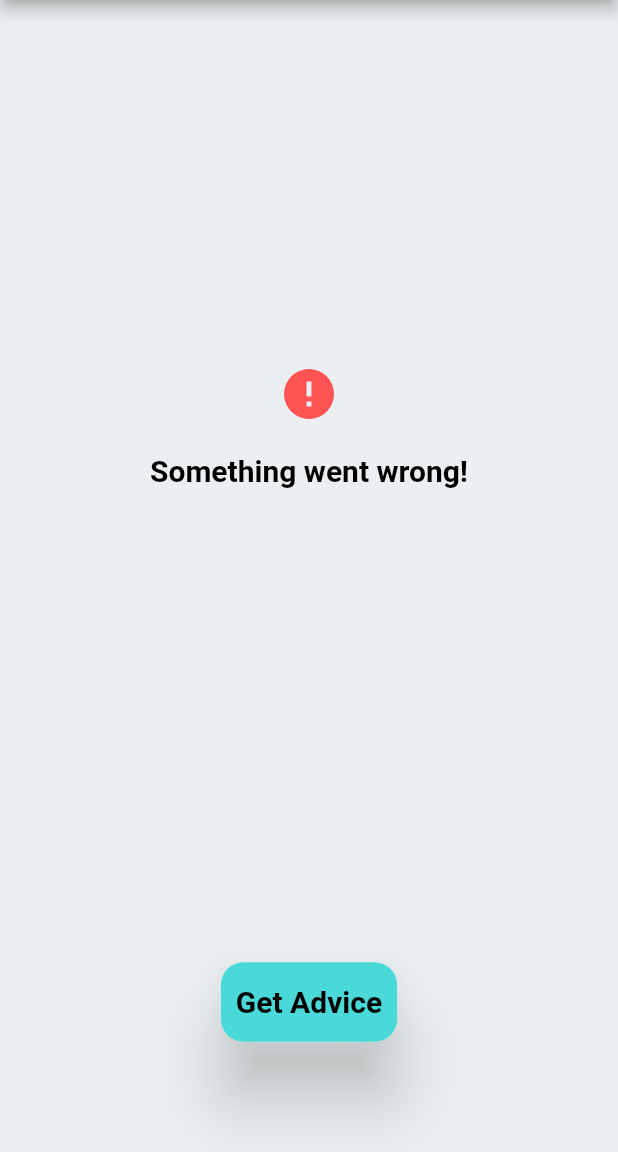
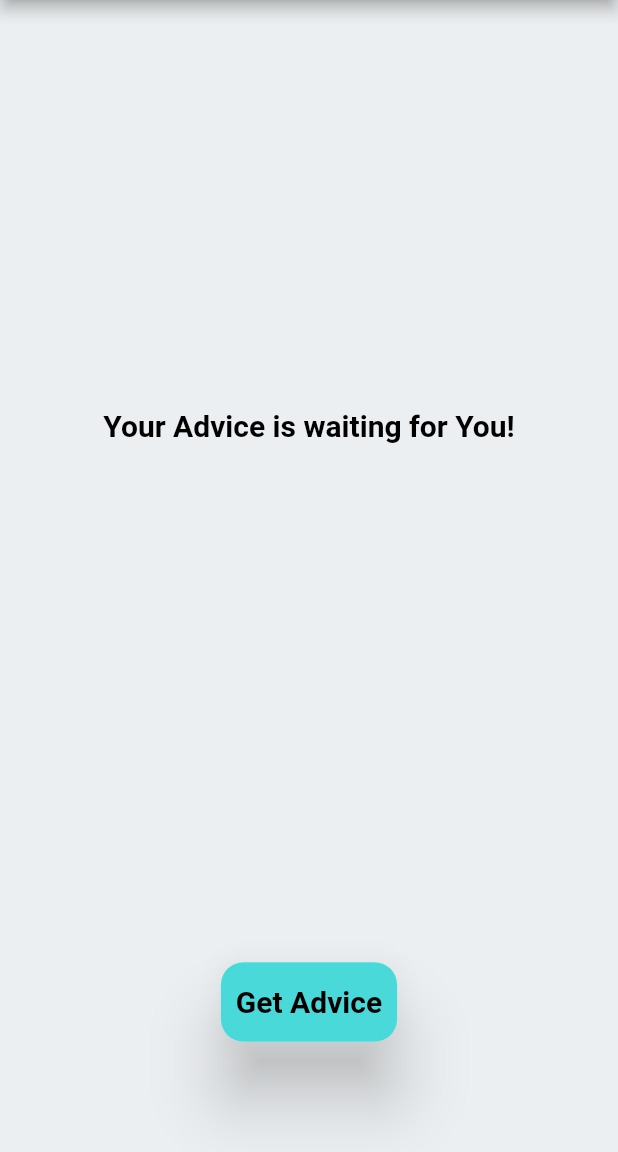
Before and after one commit to sipamungkas/flutter_advicer_get_an_advice, a Flutter app: the screen it shows after launch, on a phone screen of 412 x 824 dp, the part 84-1236 px from its top. Run offline on Flutter 3.47's test engine with Material 2 defaults, Android fonts, the phone set to English and light mode, and no system bars; our stand-ins replace flutter_bloc; Roboto replaces fonts that are missing (Rubik).

Commit message:
feat: add provider bloc wrapper and integration to advice page

```diff
--- a/lib/application/pages/advice/advice_page.dart
+++ b/lib/application/pages/advice/advice_page.dart
@@ -1,9 +1,23 @@
 import 'package:advicer/application/core/services/theme_service.dart';
+import 'package:advicer/application/pages/advice/bloc/advice_bloc.dart';
 import 'package:advicer/application/pages/advice/widgets/advice_field.dart';
 import 'package:advicer/application/pages/advice/widgets/custom_button.dart';
 import 'package:advicer/application/pages/advice/widgets/error_message.dart';
 import 'package:flutter/material.dart';
 import 'package:provider/provider.dart';
+import 'package:flutter_bloc/flutter_bloc.dart';
+
+class AdvicePageWrapperProvider extends StatelessWidget {
+  const AdvicePageWrapperProvider({super.key});
+
+  @override
+  Widget build(BuildContext context) {
+    return BlocProvider(
+      create: (context) => AdviceBloc(),
+      child: const AdvicePage(),
+    );
+  }
+}
 
 class AdvicePage extends StatelessWidget {
   const AdvicePage({super.key});
@@ -31,22 +45,32 @@ class AdvicePage extends StatelessWidget {
       body: Padding(
         padding: const EdgeInsets.symmetric(horizontal: 50),
         child: Column(
-          children: const [
+          children: [
             Expanded(
-              child:
-                  Center(child: ErrorMessage(message: 'Something went wrong!')
-                      // const AdviceField(advice: 'example advice goes here!'),
-                      // CircularProgressIndicator(
-                      //     color: themeData.colorScheme.secondary,
-                      // ),
-                      // Text(
-                      //   'Your Advice is waiting for You!',
-                      //   style: themeData.textTheme.displayLarge,
-                      //   textAlign: TextAlign.center,
-                      ),
-              // ),
+              child: Center(
+                child: BlocBuilder<AdviceBloc, AdviceState>(
+                  builder: (context, state) {
+                    if (state is AdviceInitial) {
+                      return Text(
+                        'Your Advice is waiting for You!',
+                        style: themeData.textTheme.displayLarge,
+                        textAlign: TextAlign.center,
+                      );
+                    } else if (state is AdviceStateLoading) {
+                      return CircularProgressIndicator(
+                        color: themeData.colorScheme.secondary,
+                      );
+                    } else if (state is AdviceStateLoaded) {
+                      return AdviceField(advice: state.advice);
+                    } else if (state is AdviceStateError) {
+                      return ErrorMessage(message: state.message);
+                    }
+                    return const SizedBox();
+                  },
+                ),
+              ),
             ),
-            SizedBox(
+            const SizedBox(
               height: 200,
               child: Center(child: CustomButton()),
             ),
--- a/lib/application/pages/advice/widgets/custom_button.dart
+++ b/lib/application/pages/advice/widgets/custom_button.dart
@@ -1,6 +1,7 @@
+import 'package:advicer/application/pages/advice/bloc/advice_bloc.dart';
 import 'package:flutter/material.dart';
-import 'package:flutter/src/widgets/framework.dart';
-import 'package:flutter/src/widgets/placeholder.dart';
+
+import 'package:flutter_bloc/flutter_bloc.dart';
 
 class CustomButton extends StatelessWidget {
   const CustomButton({super.key});
@@ -10,7 +11,7 @@ class CustomButton extends StatelessWidget {
     final ThemeData themeData = Theme.of(context);
     return InkResponse(
       onTap: () {
-        debugPrint('Button press');
+        BlocProvider.of<AdviceBloc>(context).add(AdviceRequestedEvent());
       },
       child: Material(
         elevation: 20,
--- a/lib/application/pages/advice/widgets/error_message.dart
+++ b/lib/application/pages/advice/widgets/error_message.dart
@@ -1,6 +1,4 @@
 import 'package:flutter/material.dart';
-import 'package:flutter/src/widgets/framework.dart';
-import 'package:flutter/src/widgets/placeholder.dart';
 
 class ErrorMessage extends StatelessWidget {
   final String message;
--- a/lib/main.dart
+++ b/lib/main.dart
@@ -22,7 +22,7 @@ class MyApp extends StatelessWidget {
         theme: AppTheme.lightTheme,
         darkTheme: AppTheme.darkTheme,
         title: 'Question List',
-        home: const AdvicePage(),
+        home: const AdvicePageWrapperProvider(),
       );
     });
   }
```
